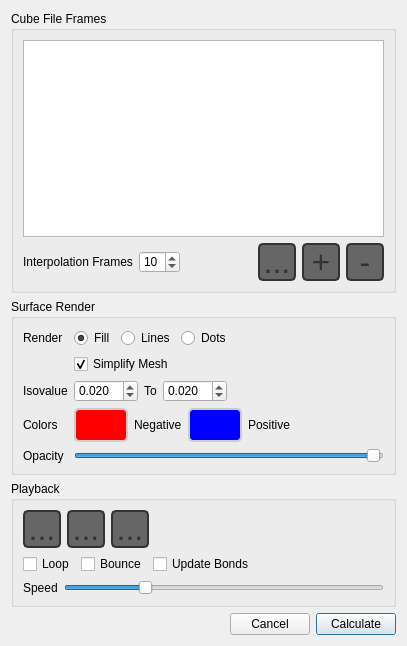
This is src/Configurator/SurfaceAnimatorDialog.ui in stone-Glitch/IQmol-for-Chinese as Qt 5 draws it before an edit. The edited form follows.
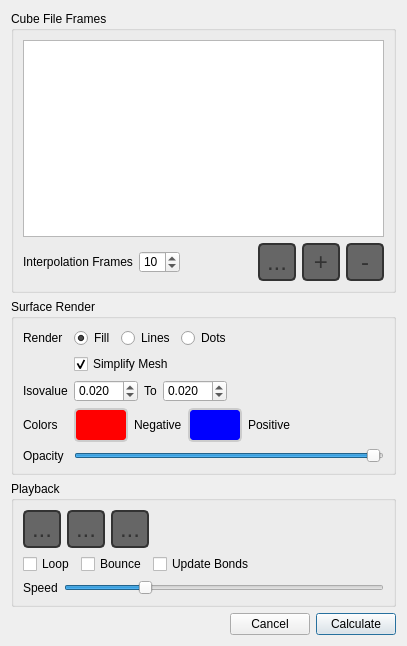
This is the edited form. Icons and pictures are not drawn.

The edit to the form file:
```diff
--- a/src/Configurator/SurfaceAnimatorDialog.ui
+++ b/src/Configurator/SurfaceAnimatorDialog.ui
@@ -43,7 +43,7 @@
    <item>
     <widget class="QGroupBox" name="groupBox">
      <property name="styleSheet">
-      <string>QToolButton {
+      <string notr="true">QToolButton {
    color: #333;
    background-color: QLinearGradient( x1: 0, y1: 0, x2: 0, y2: 1, 
           stop: 0 #fff,
@@ -54,7 +54,7 @@
    border-style: solid;
    border-radius: 5;
    padding: 0px;
-   font-size: 24pt;
+   font-size: 24px;
    min-width: 34px;
    max-width: 34px;
    min-height: 34px;
@@ -454,7 +454,7 @@
    <item>
     <widget class="QGroupBox" name="playbackBox">
      <property name="styleSheet">
-      <string>QToolButton {
+      <string notr="true">QToolButton {
    color: #333;
    background-color: QLinearGradient( x1: 0, y1: 0, x2: 0, y2: 1, 
           stop: 0 #fff,
@@ -465,7 +465,7 @@
    border-style: solid;
    border-radius: 5;
    padding: 0px;
-   font-size: 24pt;
+   font-size: 24px;
    min-width: 34px;
    max-width: 34px;
    min-height: 34px;
```
Left out of the diff: 8 changed lines with no effect on the pictures.
